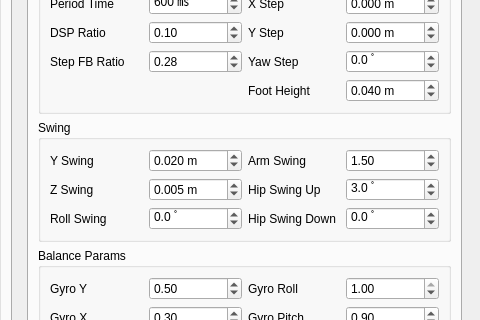
Old version of the form kuroko_walking_gui/ui/main_window.ui in the repository nyxrobotics/kuroko_ros; both pictures show x 97 to 577 and y 350 to 670 of the 577 by 1012 pixel window.
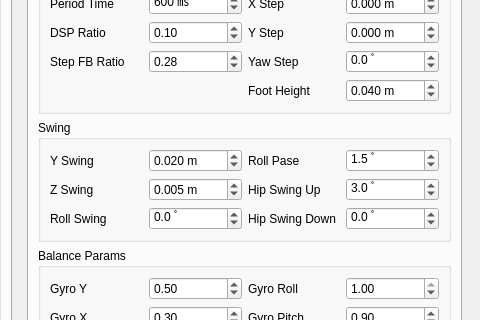
New version of the form. The open tabs and pages were chosen to show the change. Icons and pictures are not drawn. Custom widgets are drawn as their Qt base class.

Commit message: Add roll_swing_phase

```diff
--- a/kuroko_walking_gui/ui/main_window.ui
+++ b/kuroko_walking_gui/ui/main_window.ui
@@ -678,8 +678,17 @@
                   <verstretch>0</verstretch>
                  </sizepolicy>
                 </property>
+                <property name="suffix">
+                 <string> ﾟ</string>
+                </property>
+                <property name="decimals">
+                 <number>1</number>
+                </property>
+                <property name="minimum">
+                 <double>-180.000000000000000</double>
+                </property>
                 <property name="maximum">
-                 <double>2.000000000000000</double>
+                 <double>180.000000000000000</double>
                 </property>
                 <property name="singleStep">
                  <double>0.100000000000000</double>
@@ -752,7 +761,7 @@
               <item row="0" column="2">
                <widget class="QLabel" name="label_31">
                 <property name="text">
-                 <string>Arm Swing</string>
+                 <string>Roll Pase</string>
                 </property>
                </widget>
               </item>
```
Left out of the diff: 6 changed lines with no effect on the pictures. The commit also changes 5 other files.
